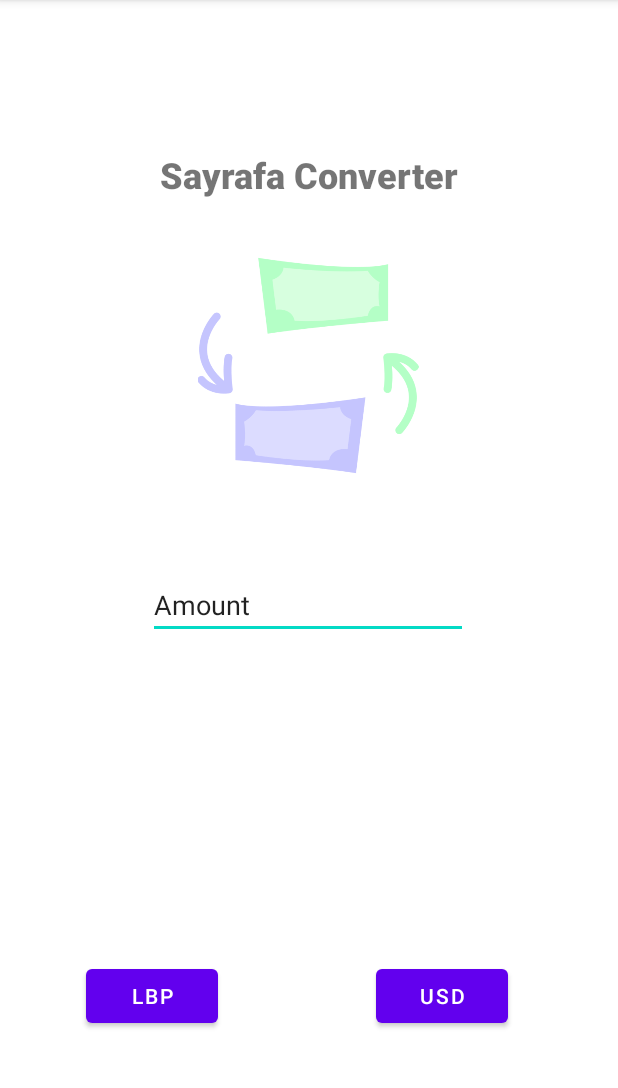
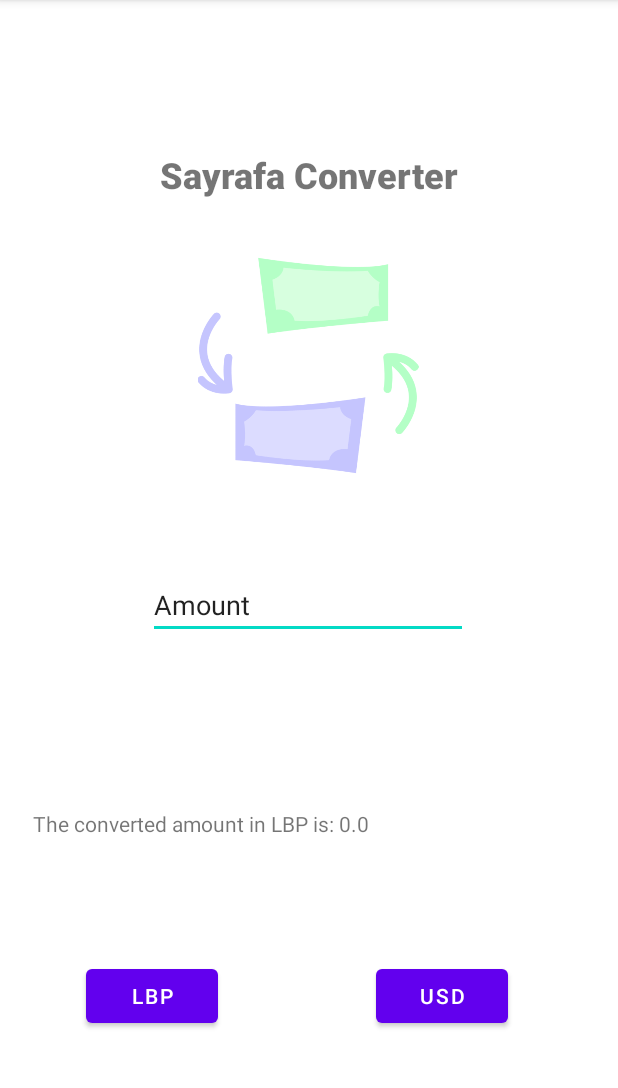
Before and after one commit to Adel-Y/CSC498-CurrencyConverter, an Android app: the screen it shows after launch (MainActivity), after a tap on "LBP", on a phone screen of 412 x 824 dp, the part 84-1172 px from its top. Run offline under Robolectric (Android 15) with nearby library versions, the phone set to English and light mode, and no system bars; 1 statement that could not run was skipped.

Commit message:
main activity logic done

```diff
--- a/app/src/main/java/com/CSC498/currencyconverter/MainActivity.java
+++ b/app/src/main/java/com/CSC498/currencyconverter/MainActivity.java
@@ -3,12 +3,34 @@ package com.CSC498.currencyconverter;
 import androidx.appcompat.app.AppCompatActivity;
 
 import android.os.Bundle;
+import android.view.View;
+import android.widget.Button;
+import android.widget.EditText;
+import android.widget.TextView;
 
 public class MainActivity extends AppCompatActivity {
+    EditText input;
+    TextView output;
+    Button lbp;
+    Button dollar;
+    double rate = 22000; //rate 1$=22000
 
     @Override
     protected void onCreate(Bundle savedInstanceState) {
         super.onCreate(savedInstanceState);
         setContentView(R.layout.activity_main);
+        input = (EditText) findViewById(R.id.input);
+        output=(TextView) findViewById(R.id.output);
+        lbp = (Button) findViewById(R.id.lbp);
+        dollar= (Button) findViewById(R.id.dollar);
+    }
+
+    public void convertLBP(View v){
+        double x =  Integer.parseInt(input.getText().toString());
+        output.setText("The converted amount in LBP is: "+ x*rate);
+    }
+    public void convert$(View v){
+        double x =  Integer.parseInt(input.getText().toString());
+        output.setText("The converted amount in $ is: "+ x%rate);
     }
 }
```
